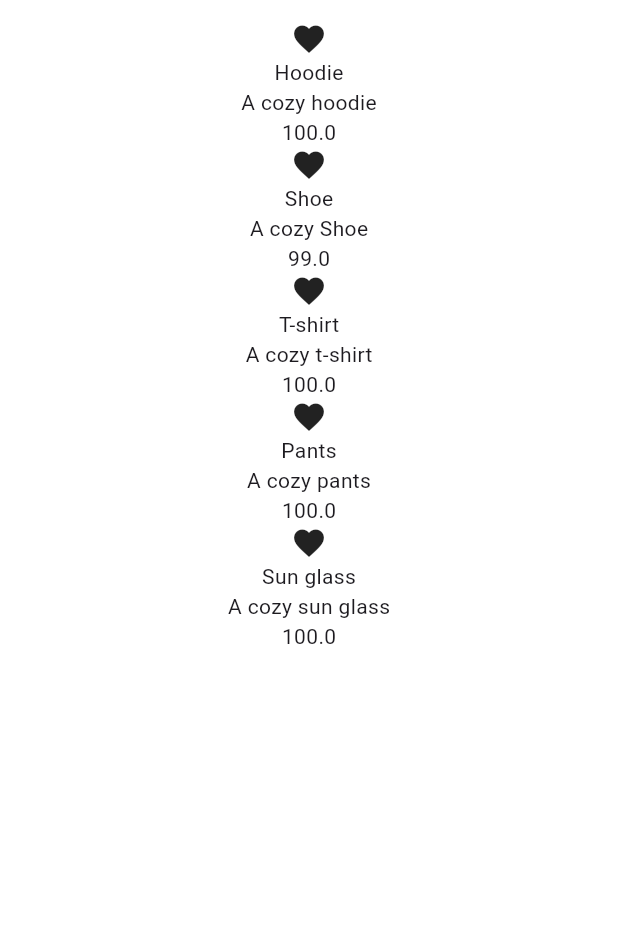
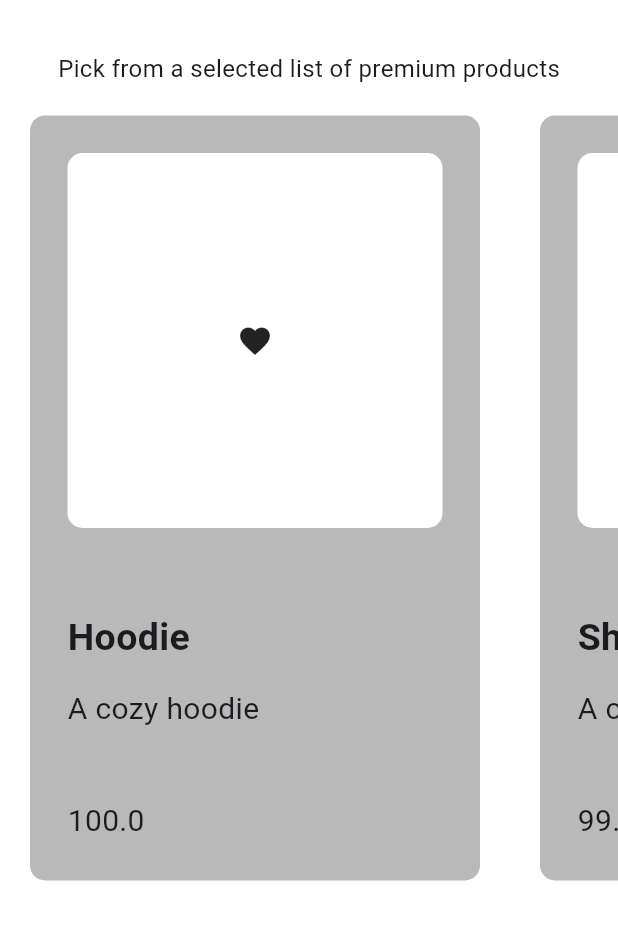
Before and after one commit to iftekar2/FlutterProjects, a Flutter app: the ShopPage screen opened by its route, on a phone screen of 412 x 824 dp, the part 63-1003 px from its top. Run offline on Flutter 3.47's test engine with Material 3 defaults, Android fonts, the phone set to English and light mode, and no system bars; our stand-ins replace flutter_slidable, flutter_spinkit, google_nav_bar, hive, hive_flutter; accounts and stored records are empty.

Commit message:
Product tile styling

```diff
--- a/shoping_app/lib/components/my_product_tile.dart
+++ b/shoping_app/lib/components/my_product_tile.dart
@@ -8,19 +8,51 @@
   @override
   Widget build(BuildContext context) {
     return Container(
+      decoration: BoxDecoration(
+        color: const Color.fromARGB(255, 185, 185, 185),
+        borderRadius: BorderRadius.circular(10),
+      ),
+      margin: EdgeInsets.only(top: 20, bottom: 20, left: 20, right: 20),
+      padding: EdgeInsets.all(25),
+      width: 300,
+
       child: Column(
+        crossAxisAlignment: CrossAxisAlignment.start,
+        mainAxisAlignment: MainAxisAlignment.spaceBetween,
         children: [
           // Product Image
-          Icon(Icons.favorite),
+          AspectRatio(
+            aspectRatio: 1,
+            child: Container(
+              decoration: BoxDecoration(
+                color: Colors.white,
+                borderRadius: BorderRadius.circular(10),
+              ),
+              width: double.infinity,
+              padding: EdgeInsets.all(25),
+              child: Icon(Icons.favorite),
+            ),
+          ),
 
-          // Product Name
-          Text(product.name),
+          SizedBox(height: 20),
 
-          // Product Description
-          Text(product.description),
+          Column(
+            crossAxisAlignment: CrossAxisAlignment.start,
+            children: [
+              // Product Name
+              Text(
+                product.name,
+                style: TextStyle(fontSize: 25, fontWeight: FontWeight.bold),
+              ),
+              SizedBox(height: 15),
 
+              // Product Description
+              Text(product.description, style: TextStyle(fontSize: 20)),
+            ],
+          ),
+          SizedBox(height: 10),
           // Product Price
-          Text(product.price.toString()),
+          Text(product.price.toString(), style: TextStyle(fontSize: 20)),
 
           // Add to cart button
         ],
--- a/shoping_app/lib/model/shop.dart
+++ b/shoping_app/lib/model/shop.dart
@@ -8,31 +8,31 @@
       name: "Hoodie",
       price: 100.0,
       description: "A cozy hoodie",
-      image: "library/images/Womens-Essential-Hoodie.jpg",
+      image: "lib/images/Womens-Essential-Hoodie.jpg",
     ),
     Product(
       name: "Shoe",
       price: 99.0,
       description: "A cozy Shoe",
-      image: "library/images/shoes.jpg",
+      image: "lib/images/shoes.jpg",
     ),
     Product(
       name: "T-shirt",
       price: 100.0,
       description: "A cozy t-shirt",
-      image: "library/images/t-shirt.jpg",
+      image: "lib/images/t-shirt.jpg",
     ),
     Product(
       name: "Pants",
       price: 100.0,
       description: "A cozy pants",
-      image: "library/images/pants.jpg",
+      image: "lib/images/pants.jpg",
     ),
     Product(
       name: "Sun glass",
       price: 100.0,
       description: "A cozy sun glass",
-      image: "library/images/sunglass.jpg",
+      image: "lib/images/sunglass.jpg",
     ),
   ];
 
--- a/shoping_app/lib/pages/shop_page.dart
+++ b/shoping_app/lib/pages/shop_page.dart
@@ -10,6 +10,7 @@
   @override
   Widget build(BuildContext context) {
     final products = context.watch<Shop>().getProducts();
+
     return Scaffold(
       appBar: AppBar(
         backgroundColor: Colors.white,
@@ -17,12 +18,30 @@
       ),
       drawer: MyDrawer(),
 
-      body: ListView.builder(
-        itemCount: products.length,
-        itemBuilder: (context, index) {
-          final product = products[index];
-          return MyProductTile(product: product);
-        },
+      body: ListView(
+        children: [
+          SizedBox(height: 20),
+          // Shop subtitle
+          Center(
+            child: Text(
+              "Pick from a selected list of premium products",
+              style: TextStyle(fontSize: 16),
+            ),
+          ),
+
+          // Shop list
+          SizedBox(
+            height: 550,
+            child: ListView.builder(
+              itemCount: products.length,
+              scrollDirection: Axis.horizontal,
+              itemBuilder: (context, index) {
+                final product = products[index];
+                return MyProductTile(product: product);
+              },
+            ),
+          ),
+        ],
       ),
     );
   }
```
